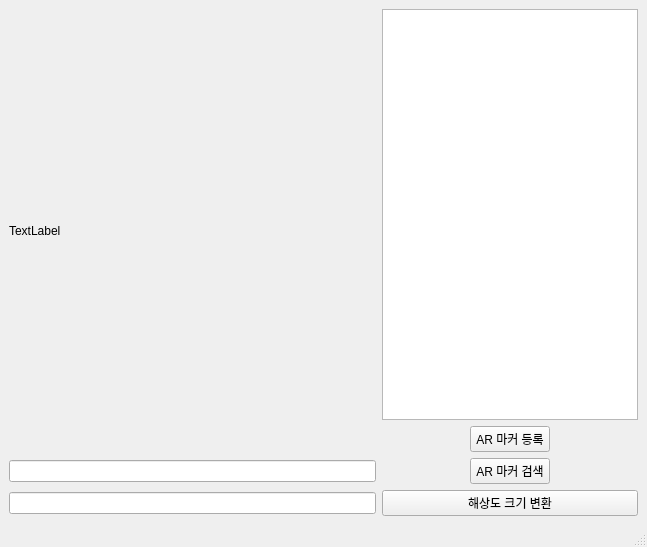
JSunOO/ar_marker_pr, file secondwindow.ui: the form before one commit.
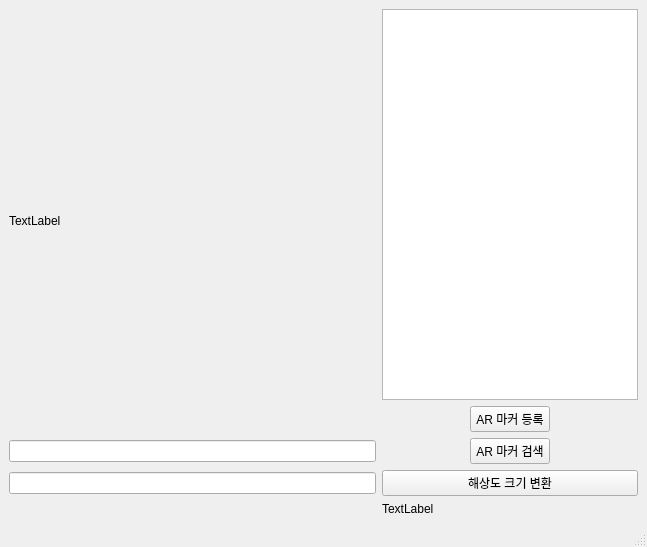
The form after the commit.

```diff
--- a/secondwindow.ui
+++ b/secondwindow.ui
@@ -60,6 +60,13 @@
       <item row="0" column="3" alignment="Qt::AlignRight">
        <widget class="QTextEdit" name="ar_img"/>
       </item>
+      <item row="4" column="3">
+       <widget class="QLabel" name="ui_Label">
+        <property name="text">
+         <string>TextLabel</string>
+        </property>
+       </widget>
+      </item>
      </layout>
     </item>
    </layout>
```
